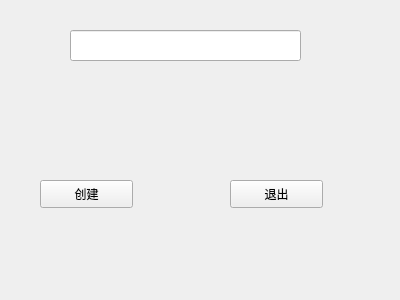
First picture: the form in createdatabase.ui, repository jy-080610/DBMS, before the edit.
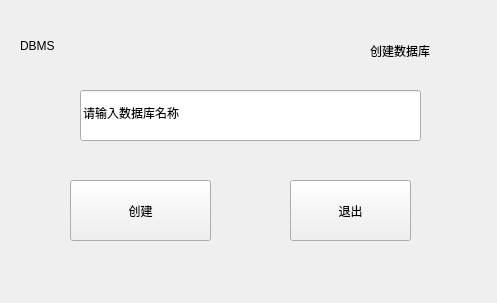
Second picture: the form after the edit.

```diff
--- a/createdatabase.ui
+++ b/createdatabase.ui
@@ -6,30 +6,62 @@
    <rect>
     <x>0</x>
     <y>0</y>
-    <width>400</width>
-    <height>300</height>
+    <width>497</width>
+    <height>303</height>
    </rect>
   </property>
   <property name="windowTitle">
    <string>createdatabase</string>
   </property>
-  <widget class="QLineEdit" name="lineEdit">
+  <property name="styleSheet">
+   <string notr="true">font: 10pt &quot;方正粗黑宋简体&quot;;</string>
+  </property>
+  <widget class="QLabel" name="label">
    <property name="geometry">
     <rect>
-     <x>70</x>
+     <x>10</x>
+     <y>10</y>
+     <width>481</width>
+     <height>271</height>
+    </rect>
+   </property>
+   <property name="text">
+    <string/>
+   </property>
+  </widget>
+  <widget class="QLabel" name="label_2">
+   <property name="geometry">
+    <rect>
+     <x>370</x>
      <y>30</y>
-     <width>231</width>
-     <height>31</height>
+     <width>121</width>
+     <height>41</height>
     </rect>
+   </property>
+   <property name="text">
+    <string>创建数据库</string>
+   </property>
+  </widget>
+  <widget class="QLineEdit" name="lineEdit">
+   <property name="geometry">
+    <rect>
+     <x>80</x>
+     <y>90</y>
+     <width>341</width>
+     <height>51</height>
+    </rect>
+   </property>
+   <property name="text">
+    <string>请输入数据库名称</string>
    </property>
   </widget>
   <widget class="QPushButton" name="pushButton">
    <property name="geometry">
     <rect>
-     <x>40</x>
+     <x>70</x>
      <y>180</y>
-     <width>93</width>
-     <height>28</height>
+     <width>141</width>
+     <height>61</height>
     </rect>
    </property>
    <property name="text">
@@ -39,16 +71,32 @@
   <widget class="QPushButton" name="pushButton_2">
    <property name="geometry">
     <rect>
-     <x>230</x>
+     <x>290</x>
      <y>180</y>
-     <width>93</width>
-     <height>28</height>
+     <width>121</width>
+     <height>61</height>
     </rect>
    </property>
    <property name="text">
     <string>退出</string>
    </property>
   </widget>
+  <widget class="QLabel" name="label_3">
+   <property name="geometry">
+    <rect>
+     <x>20</x>
+     <y>10</y>
+     <width>131</width>
+     <height>71</height>
+    </rect>
+   </property>
+   <property name="styleSheet">
+    <string notr="true">font: 24pt &quot;华文隶书&quot;;</string>
+   </property>
+   <property name="text">
+    <string>DBMS</string>
+   </property>
+  </widget>
  </widget>
  <resources/>
  <connections/>
```
